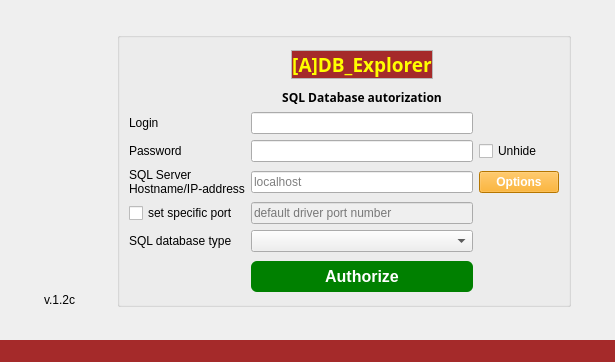
This is loginwindow.ui in TiReks33/adb-explorer as Qt 5 draws it before an edit. The edited form follows.
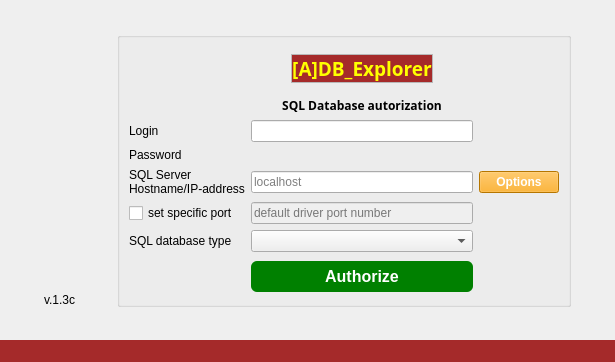
This is the edited form. Icons and pictures are not drawn.

Diff of the .ui file:
```diff
--- a/loginwindow.ui
+++ b/loginwindow.ui
@@ -94,7 +94,7 @@
            </sizepolicy>
           </property>
           <property name="text">
-           <string>v.1.2c</string>
+           <string>v.1.3c</string>
           </property>
          </widget>
         </item>
@@ -184,22 +184,6 @@
             <property name="bottomMargin">
              <number>0</number>
             </property>
-            <item>
-             <widget class="QCheckBox" name="checkBox">
-              <property name="sizePolicy">
-               <sizepolicy hsizetype="Fixed" vsizetype="Fixed">
-                <horstretch>0</horstretch>
-                <verstretch>0</verstretch>
-               </sizepolicy>
-              </property>
-              <property name="text">
-               <string>Unhide</string>
-              </property>
-              <property name="checked">
-               <bool>false</bool>
-              </property>
-             </widget>
-            </item>
            </layout>
           </widget>
          </item>
@@ -407,25 +391,6 @@
            </property>
           </widget>
          </item>
-         <item row="6" column="2">
-          <widget class="QLineEdit" name="Password_Form">
-           <property name="sizePolicy">
-            <sizepolicy hsizetype="Preferred" vsizetype="Fixed">
-             <horstretch>0</horstretch>
-             <verstretch>0</verstretch>
-            </sizepolicy>
-           </property>
-           <property name="text">
-            <string/>
-           </property>
-           <property name="echoMode">
-            <enum>QLineEdit::Password</enum>
-           </property>
-           <property name="placeholderText">
-            <string/>
-           </property>
-          </widget>
-         </item>
          <item row="10" column="2">
           <layout class="QVBoxLayout" name="pushButtonLayout">
            <property name="spacing">
```
